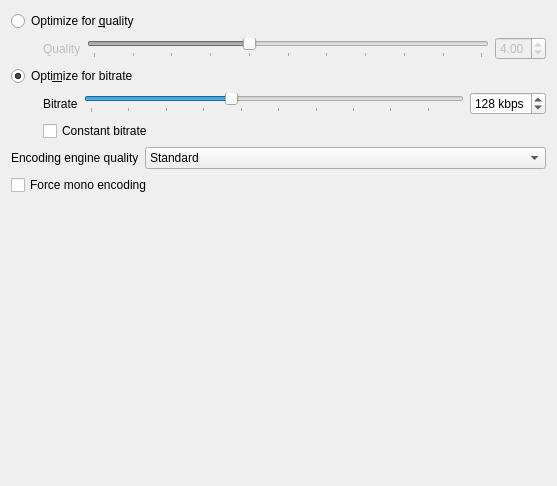
Qt form src/transcoder/transcoderoptionsmp3.ui (strawberrymusicplayer/strawberry) before a commit.
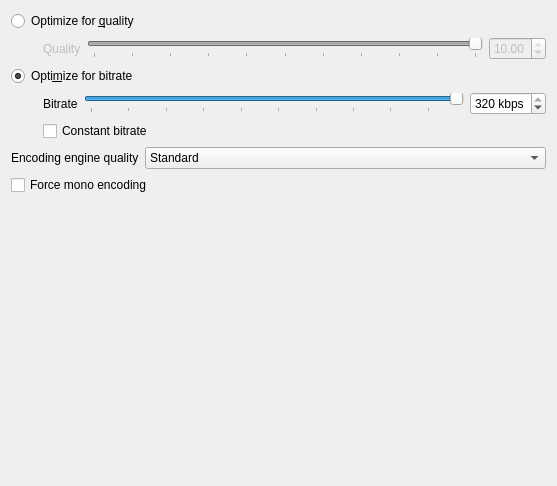
The same form after that commit.

Commit message: TranscoderOptionsMP3: Change default settings

Patch:
```diff
--- a/src/transcoder/transcoderoptionsmp3.ui
+++ b/src/transcoder/transcoderoptionsmp3.ui
@@ -54,10 +54,10 @@
         <item>
          <widget class="QSlider" name="quality_slider">
           <property name="maximum">
-           <number>999</number>
+           <number>1000</number>
           </property>
           <property name="value">
-           <number>400</number>
+           <number>1000</number>
           </property>
           <property name="orientation">
            <enum>Qt::Horizontal</enum>
@@ -72,11 +72,14 @@
         </item>
         <item>
          <widget class="QDoubleSpinBox" name="quality_spinbox">
+          <property name="minimum">
+           <double>0.000000000000000</double>
+          </property>
           <property name="maximum">
-           <double>9.990000000000000</double>
+           <double>10.000000000000000</double>
           </property>
           <property name="value">
-           <double>4.000000000000000</double>
+           <double>10.000000000000000</double>
           </property>
          </widget>
         </item>
@@ -128,7 +131,7 @@
            <number>320</number>
           </property>
           <property name="value">
-           <number>128</number>
+           <number>320</number>
           </property>
           <property name="orientation">
            <enum>Qt::Horizontal</enum>
@@ -156,7 +159,7 @@
            <number>8</number>
           </property>
           <property name="value">
-           <number>128</number>
+           <number>320</number>
           </property>
          </widget>
         </item>
```
The commit also changes 2 other files.
